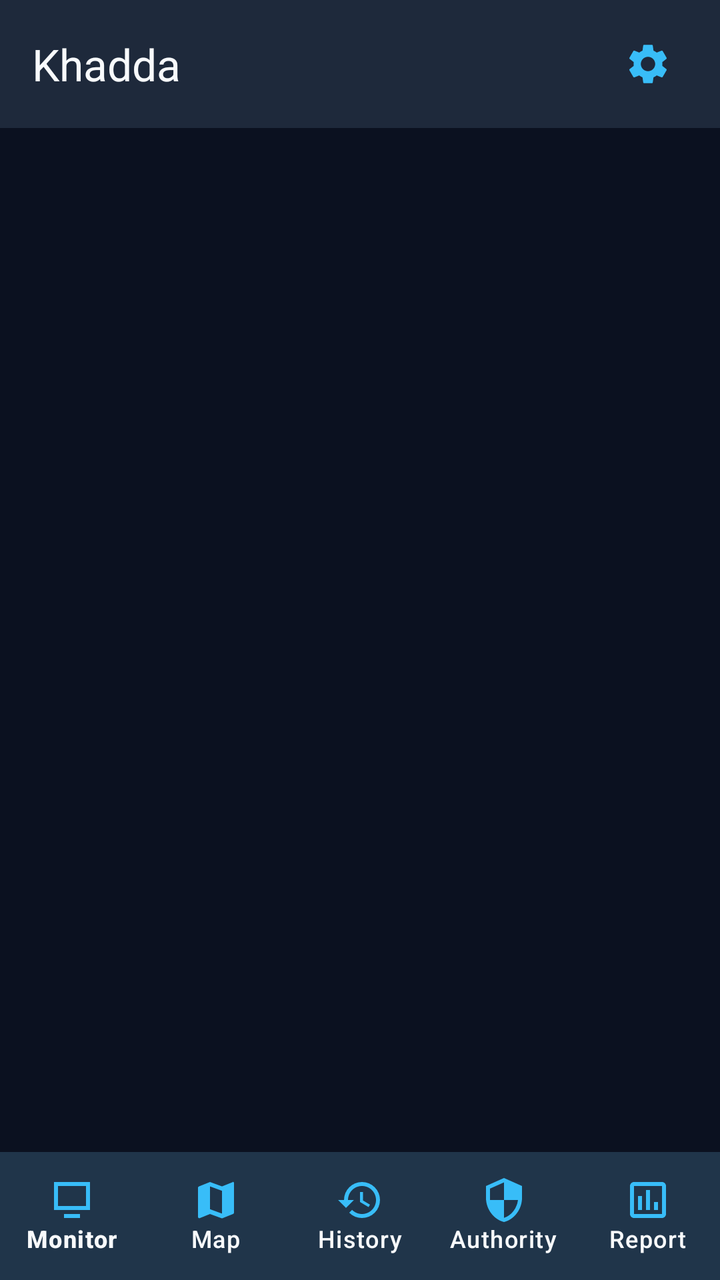
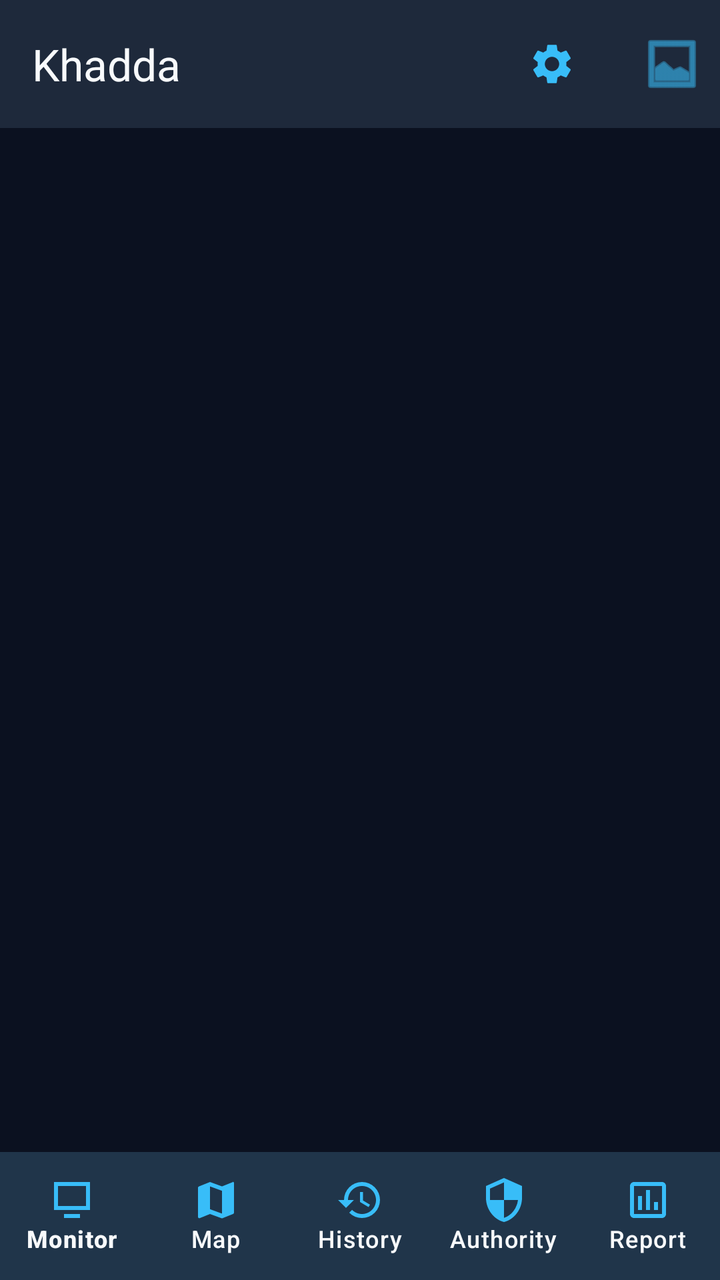

Screens rendered from an Android XML layout before and after an edit, with the pre-edit source and the edit as a unified diff.
<!-- AndroidManifest.xml: application theme Theme.Khadda -->
<!-- res/layout/activity_main.xml -->
<?xml version="1.0" encoding="utf-8"?>
<androidx.constraintlayout.widget.ConstraintLayout xmlns:android="http://schemas.android.com/apk/res/android"
    xmlns:app="http://schemas.android.com/apk/res-auto"
    android:layout_width="match_parent"
    android:layout_height="match_parent"
    android:background="@color/background">

    
    <com.google.android.material.appbar.MaterialToolbar
        android:id="@+id/toolbar"
        android:layout_width="0dp"
        android:layout_height="?attr/actionBarSize"
        android:background="@color/surface"
        app:layout_constraintEnd_toEndOf="parent"
        app:layout_constraintStart_toStartOf="parent"
        app:layout_constraintTop_toTopOf="parent"
        app:title="@string/app_name"
        app:titleTextColor="@color/on_surface">

        <ImageButton
            android:id="@+id/btnSettings"
            android:layout_width="48dp"
            android:layout_height="48dp"
            android:layout_gravity="end|center_vertical"
            android:layout_marginEnd="12dp"
            android:background="?attr/selectableItemBackgroundBorderless"
            android:contentDescription="@string/nav_settings"
            android:src="@drawable/ic_settings"
            app:tint="@color/primary" />

    </com.google.android.material.appbar.MaterialToolbar>

    
    <FrameLayout
        android:id="@+id/fragment_container"
        android:layout_width="0dp"
        android:layout_height="0dp"
        app:layout_constraintBottom_toTopOf="@id/bottom_navigation"
        app:layout_constraintEnd_toEndOf="parent"
        app:layout_constraintStart_toStartOf="parent"
        app:layout_constraintTop_toBottomOf="@id/toolbar" />

    
    <com.google.android.material.bottomnavigation.BottomNavigationView
        android:id="@+id/bottom_navigation"
        android:layout_width="0dp"
        android:layout_height="64dp"
        android:background="@color/surface"
        app:itemIconTint="@color/primary"
        app:itemTextColor="@color/on_surface"
        app:labelVisibilityMode="labeled"
        app:layout_constraintBottom_toBottomOf="parent"
        app:layout_constraintEnd_toEndOf="parent"
        app:layout_constraintStart_toStartOf="parent"
        app:menu="@menu/bottom_nav_menu" />

</androidx.constraintlayout.widget.ConstraintLayout>
<!-- resources referenced by this layout -->
<resources>
  <color name="background">#0B1120</color>
  <color name="on_surface">#F8FAFC</color>
  <color name="primary">#38BDF8</color>
  <color name="surface">#1E293B</color>
  <!-- drawable ic_settings (drawable) -->
  <vector xmlns:android="http://schemas.android.com/apk/res/android"
      android:width="24dp"
      android:height="24dp"
      android:viewportWidth="24"
      android:viewportHeight="24">
      <path
          android:fillColor="@color/primary"
          android:pathData="M19.14,12.94c0.04,-0.3 0.06,-0.61 0.06,-0.94 0,-0.32 -0.02,-0.64 -0.07,-0.94l2.03,-1.58c0.18,-0.14 0.23,-0.41 0.12,-0.61l-1.92,-3.32c-0.12,-0.22 -0.37,-0.29 -0.59,-0.22l-2.39,0.96c-0.5,-0.38 -1.03,-0.7 -1.62,-0.94L14.4,2.81c-0.04,-0.24 -0.24,-0.41 -0.48,-0.41h-3.84c-0.24,0 -0.43,0.17 -0.47,0.41L9.25,5.35C8.66,5.59 8.12,5.92 7.63,6.29L5.24,5.33c-0.22,-0.08 -0.47,0 -0.59,0.22L2.74,8.87c-0.12,0.21 -0.08,0.47 0.12,0.61l2.03,1.58c-0.05,0.3 -0.09,0.63 -0.09,0.94s0.02,0.64 0.07,0.94l-2.03,1.58c-0.18,0.14 -0.23,0.41 -0.12,0.61l1.92,3.32c0.12,0.22 0.37,0.29 0.59,0.22l2.39,-0.96c0.5,0.38 1.03,0.7 1.62,0.94l0.36,2.54c0.05,0.24 0.24,0.41 0.48,0.41h3.84c0.24,0 0.44,-0.17 0.47,-0.41l0.36,-2.54c0.59,-0.24 1.13,-0.56 1.62,-0.94l2.39,0.96c0.22,0.08 0.47,0 0.59,-0.22l1.92,-3.32c0.12,-0.22 0.07,-0.47 -0.12,-0.61l-2.01,-1.58zM12,15.6c-1.98,0 -3.6,-1.62 -3.6,-3.6s1.62,-3.6 3.6,-3.6 3.6,1.62 3.6,3.6 -1.62,3.6 -3.6,3.6z" />
  </vector>
  <string name="app_name">Khadda</string>
  <string name="nav_settings">Settings</string>
  <style name="Theme.Khadda" parent="Theme.Material3.DayNight.NoActionBar">
          <item name="colorPrimary">@color/primary</item>
          <item name="colorOnPrimary">@color/on_primary</item>
          <item name="android:windowBackground">@color/background</item>
          <item name="android:colorBackground">@color/background</item>
          <item name="colorSurface">@color/surface</item>
          <item name="colorOnSurface">@color/on_surface</item>
          <item name="android:statusBarColor">@color/background</item>
          <item name="android:navigationBarColor">@color/surface</item>
      </style>
  <color name="on_primary">#0F172A</color>
</resources>

<!-- the commit's change to res/layout/activity_main.xml (unified diff, before → after) -->
@@ -16,6 +16,15 @@
         app:layout_constraintTop_toTopOf="parent"
         app:title="@string/app_name"
         app:titleTextColor="@color/on_surface">
+        <ImageButton
+            android:id="@+id/btnGallery"
+            android:layout_width="48dp"
+            android:layout_height="48dp"
+            android:layout_gravity="end|center_vertical"
+            android:background="?attr/selectableItemBackgroundBorderless"
+            android:contentDescription="Debug Gallery"
+            android:src="@android:drawable/ic_menu_gallery"
+            app:tint="@color/primary" />
 
         <ImageButton
             android:id="@+id/btnSettings"
